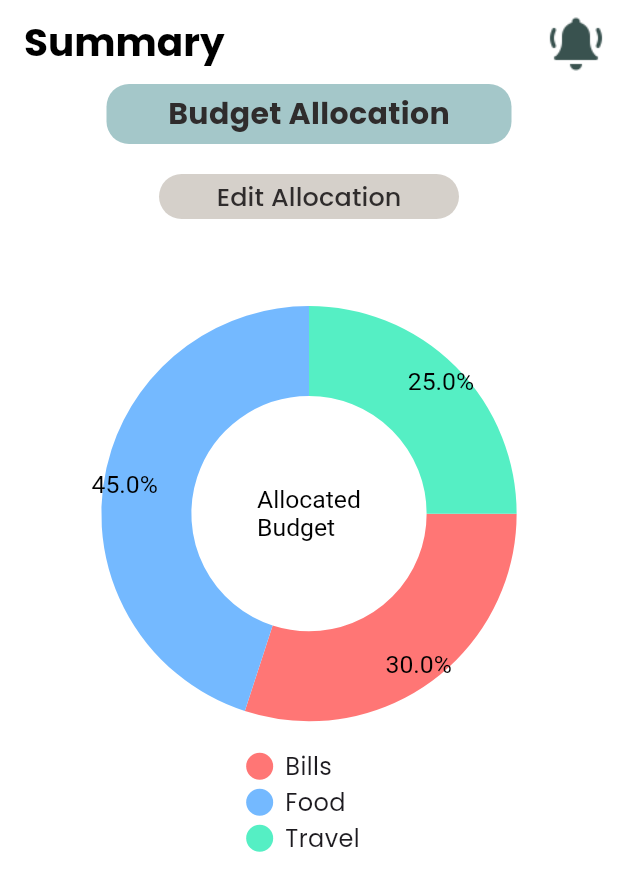
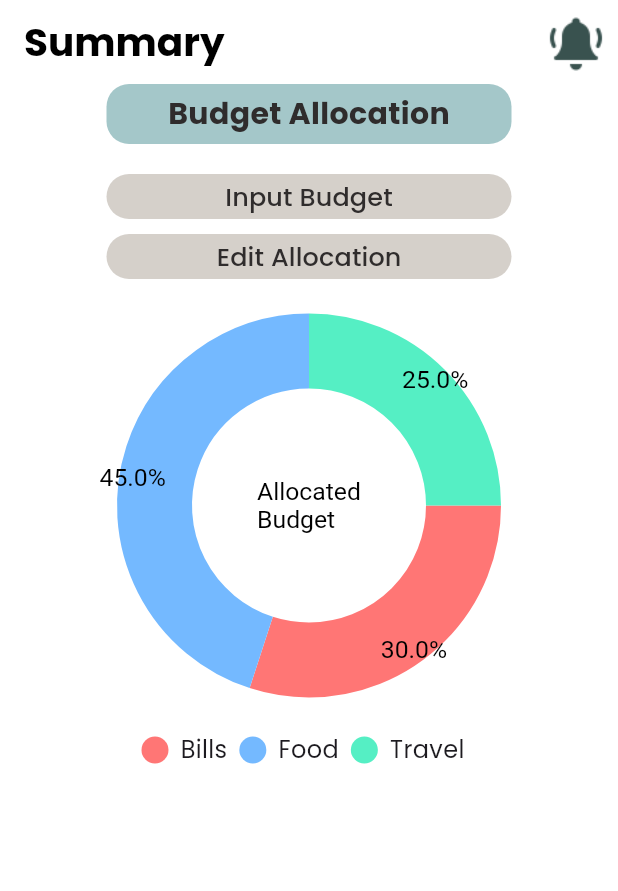
Before and after one commit to ashensn0w/SLAM-Up, a Flutter app: the SummaryPage3 screen opened directly, on a phone screen of 412 x 824 dp. Shown: the top 891 px of the screen. Run offline on Flutter 3.47's test engine with Material 3 defaults, Android fonts, the phone set to English and light mode, and no system bars; drawn by our look-alikes of pie_chart; our stand-ins replace table_calendar; statements that could not run were skipped.

Commit message:
Add files via upload

```diff
--- a/lib/screens/summary_page3.dart
+++ b/lib/screens/summary_page3.dart
@@ -24,6 +24,8 @@ class _SummaryPage3State extends State<SummaryPage3> {
   ];
 
   List<AllocationEntry> entries = [];
+  double budgetAmount = 0.0;
+  List<String> calculatedAmounts = [];
 
   @override
   Widget build(BuildContext context) {
@@ -64,6 +66,29 @@ class _SummaryPage3State extends State<SummaryPage3> {
             child: BudgetAllocation(),
           ),
           SizedBox(height: 20),
+          Container(
+            width: 270,
+            height: 30,
+            child: ElevatedButton(
+              onPressed: () => _showBudgetInputDialog(context),
+              style: ElevatedButton.styleFrom(
+                primary: Color.fromRGBO(213, 208, 202, 1.0),
+                elevation: 0,
+                shape: RoundedRectangleBorder(
+                  borderRadius: BorderRadius.circular(15.0),
+                ),
+              ),
+              child: Text(
+                'Input Budget',
+                style: TextStyle(
+                  color: Color.fromRGBO(47, 44, 44, 1.0),
+                  fontFamily: 'Poppins',
+                  fontSize: 17.0,
+                ),
+              ),
+            ),
+          ),
+          SizedBox(height: 10),
           EditAllocationButton(
             entries: entries,
             onUpdate: (List<AllocationEntry> updatedEntries) {
@@ -72,15 +97,15 @@ class _SummaryPage3State extends State<SummaryPage3> {
               });
             },
           ),
-          SizedBox(height: 80),
+          SizedBox(height: 40),
           PieChart(
             dataMap: data,
-            chartRadius: MediaQuery.of(context).size.width / 1.9,
+            chartRadius: MediaQuery.of(context).size.width / 2.0,
             chartType: ChartType.ring,
-            ringStrokeWidth: 60,
+            ringStrokeWidth: 50,
             centerText: 'Allocated\nBudget',
             legendOptions: LegendOptions(
-              showLegendsInRow: false,
+              showLegendsInRow: true,
               legendPosition: LegendPosition.bottom,
               showLegends: true,
               legendShape: BoxShape.circle,
@@ -102,6 +127,37 @@ class _SummaryPage3State extends State<SummaryPage3> {
               ),
             ),
           ),
+          if (calculatedAmounts.isNotEmpty)
+            Column(
+              children: [
+                SizedBox(height: 20),
+                Text(
+                  'Calculated Amounts:',
+                  style: TextStyle(
+                    fontFamily: 'Poppins',
+                    fontSize: 18,
+                    fontWeight: FontWeight.bold,
+                  ),
+                ),
+                SizedBox(height:20.0),
+                Padding(
+                  padding: const EdgeInsets.only(left: 50.0),
+                  child: ListView.builder(
+                    shrinkWrap: true,
+                    itemCount: calculatedAmounts.length,
+                    itemBuilder: (context, index) {
+                      return Text(
+                        calculatedAmounts[index],
+                        style: TextStyle(
+                          fontFamily: 'Poppins',
+                          fontSize: 16,
+                        ),
+                      );
+                    },
+                  ),
+                ),
+              ],
+            ),
         ],
       ),
     );
@@ -121,6 +177,56 @@ class _SummaryPage3State extends State<SummaryPage3> {
     }
 
     return data;
+  }
+
+  void _showBudgetInputDialog(BuildContext context) {
+    showDialog(
+      context: context,
+      builder: (BuildContext context) {
+        return AlertDialog(
+          title: Text('Enter Budget Amount'),
+          content: TextField(
+            keyboardType: TextInputType.number,
+            onChanged: (value) {
+              setState(() {
+                budgetAmount = double.tryParse(value) ?? 0.0;
+              });
+            },
+          ),
+          actions: [
+            TextButton(
+              onPressed: () {
+                Navigator.of(context).pop();
+              },
+              child: Text('Cancel'),
+            ),
+            TextButton(
+              onPressed: () {
+                Navigator.of(context).pop();
+                _calculateAllocatedBudget();
+              },
+              child: Text('Submit'),
+            ),
+          ],
+        );
+      },
+    );
+  }
+
+  void _calculateAllocatedBudget() {
+    calculatedAmounts.clear();
+
+    Map<String, double> calculatedData = {};
+    for (var entry in entries.isNotEmpty ? entries : sampleData) {
+      double allocatedAmount = (budgetAmount * entry.percentage) / 100;
+      calculatedData[entry.category] = allocatedAmount;
+
+      calculatedAmounts.add('${entry.category}: ${allocatedAmount.toStringAsFixed(2)}');
+    }
+
+    setState(() {
+      // Update the UI when calculated amounts are available
+    });
   }
 }
 
@@ -160,7 +266,7 @@ class EditAllocationButton extends StatelessWidget {
   @override
   Widget build(BuildContext context) {
     return Container(
-      width: 200,
+      width: 270,
       height: 30,
       decoration: BoxDecoration(
         shape: BoxShape.rectangle,
```
